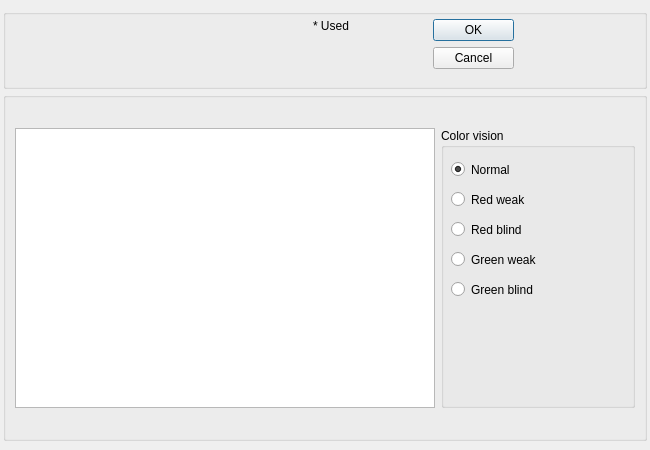
Above: GUI_UIs/ui_dialog_colour_selector.ui from ccbogel/QualCoder before the change. Below: the same form after it.
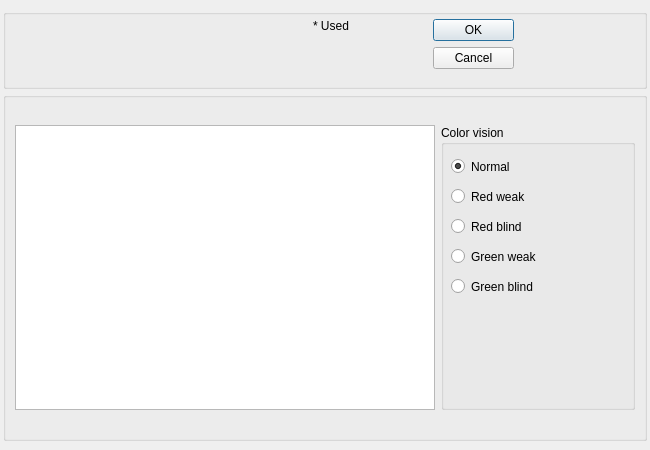
That is the form after the change.

Commit message: table height 285 px to avoid scrollbars

The edit to the form file:
```diff
--- a/GUI_UIs/ui_dialog_colour_selector.ui
+++ b/GUI_UIs/ui_dialog_colour_selector.ui
@@ -144,13 +144,13 @@
         <property name="minimumSize">
          <size>
           <width>420</width>
-          <height>280</height>
+          <height>285</height>
          </size>
         </property>
         <property name="maximumSize">
          <size>
           <width>420</width>
-          <height>280</height>
+          <height>285</height>
          </size>
         </property>
        </widget>
```
